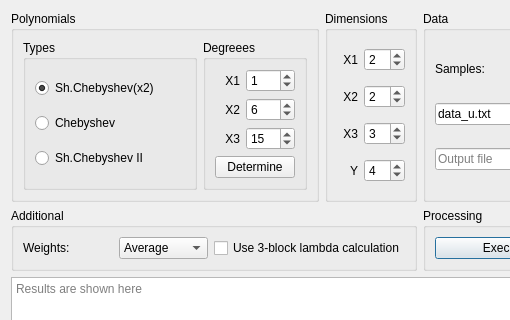
Old version of the form lab_3/main_window.ui in the repository fatvlady/sys-an-labs; both pictures show x 0 to 510 and y 0 to 320 of the 742 by 600 pixel window.
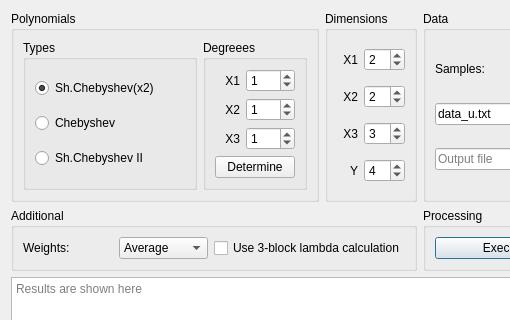
New version of the form.

Patch:
```diff
--- a/lab_3/main_window.ui
+++ b/lab_3/main_window.ui
@@ -113,7 +113,7 @@
          <item row="2" column="1">
           <widget class="QSpinBox" name="x3_deg">
            <property name="value">
-            <number>15</number>
+            <number>1</number>
            </property>
           </widget>
          </item>
@@ -130,7 +130,7 @@
          <item row="1" column="1">
           <widget class="QSpinBox" name="x2_deg">
            <property name="value">
-            <number>6</number>
+            <number>1</number>
            </property>
           </widget>
          </item>
```
